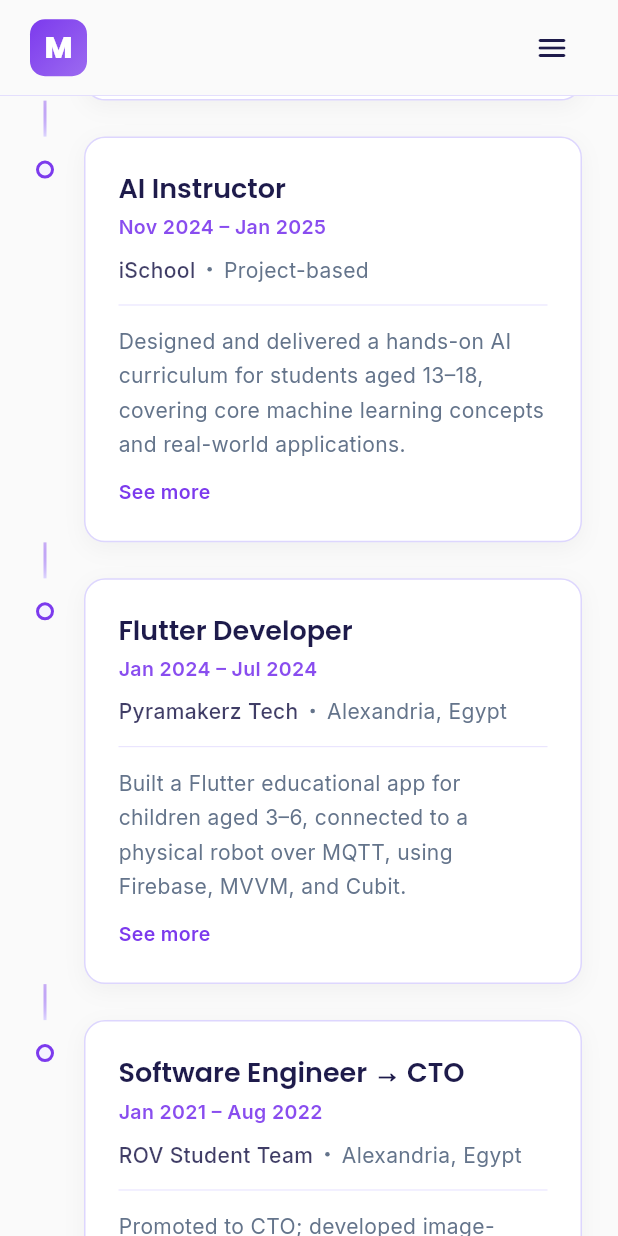
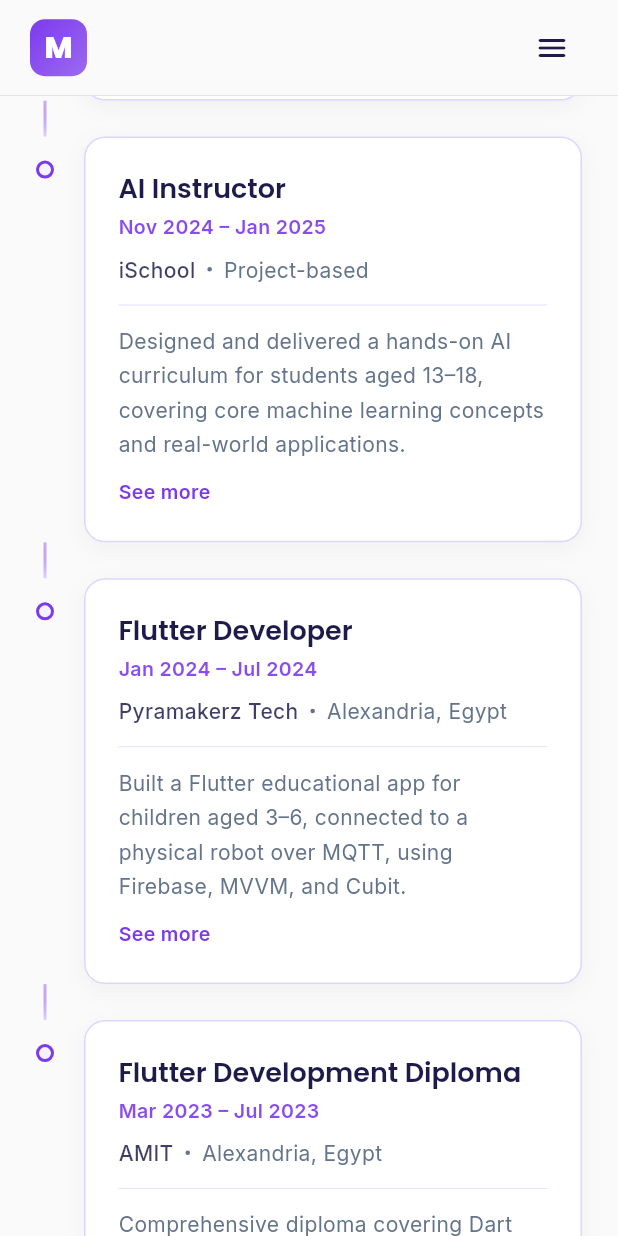
Before and after one commit to MariamElmogy/mariam_portfolio, a Flutter app: the screen it shows after launch, scrolled down 2880 dp, on a phone screen of 412 x 824 dp. Run offline on Flutter 3.47's test engine with Material 3 defaults, Android fonts, the phone set to English and light mode, and no system bars; our stand-ins replace font_awesome_flutter, google_fonts, web; network calls fail.

Commit message:
feat: Add Flutter Development Diploma to WorkExperience; enhance resume download functionality in contact section and nav bar

```diff
--- a/lib/data/portfolio_data.dart
+++ b/lib/data/portfolio_data.dart
@@ -162,6 +162,21 @@
         'Integrated Firebase for authentication, cloud data storage, and daily push notifications.',
         'Architected the app with MVVM and Cubit for clean separation of UI, business logic, and data layers.',
         'Collaborated with designers to translate Figma designs into responsive UI, and optimized performance ahead of release.',
+      ],
+    ),
+    WorkExperience(
+      role: 'Flutter Development Diploma',
+      company: 'AMIT',
+      location: 'Alexandria, Egypt',
+      period: 'Mar 2023 – Jul 2023',
+      summary:
+          'Comprehensive diploma covering Dart fundamentals, state management, REST APIs, and responsive design.',
+      bullets: [
+        'Enhanced problem-solving skills and acquired proficiency in the Dart programming language.',
+        'Proficient in testing and debugging integrating local databases and Firebase for real-time data and user management.',
+        'Utilized the REST API integration implementation for seamless external data communication in Flutter.',
+        'Experienced in creating animations for enhancing user interfaces.',
+        'Translate and build the designs into a responsive UI code from Adobe XD and Figma.',
       ],
     ),
     WorkExperience(
@@ -352,17 +367,7 @@
       institution:
           'Arab Academy for Science & Technology, Egypt · University of Northampton, UK',
       period: '2019 – 2023',
-      detail: 'GPA 3.61 · First-Class Honours',
-    ),
-    Education(
-      degree: 'Graduation Project — Intelligent Personal Assistant for Disabled (IPAD)',
-      institution: 'Arab Academy for Science & Technology',
-      period: '2023',
-      detail: 'Grade A+',
-      description:
-          'Developed a Flutter app aiding blind and deaf users, featuring a Smart Glove '
-          'for sign language-to-text translation and an ESP32 Cam for real-time object recognition.',
-    ),
+      detail: 'GPA 3.61 · First-Class Honours',)
   ];
 
   static const certifications = <Certification>[
--- a/lib/sections/contact_section.dart
+++ b/lib/sections/contact_section.dart
@@ -83,6 +83,7 @@
                     url: PortfolioData.resumeUrl,
                     tooltip: 'Resume',
                     isMaterial: true,
+                    isDownload: true,
                   ),
                 ],
               ],
--- a/lib/widgets/contact_widgets.dart
+++ b/lib/widgets/contact_widgets.dart
@@ -3,6 +3,7 @@
 import 'package:google_fonts/google_fonts.dart';
 import '../data/portfolio_data.dart';
 import '../theme/app_theme.dart';
+import '../utils/download_helper.dart';
 import '../utils/url_launcher_helper.dart';
 
 class ContactEmailButton extends StatelessWidget {
@@ -149,6 +150,7 @@
   final String url;
   final String tooltip;
   final bool isMaterial;
+  final bool isDownload;
 
   const ContactSocialButton({
     super.key,
@@ -156,6 +158,7 @@
     required this.url,
     required this.tooltip,
     this.isMaterial = false,
+    this.isDownload = false,
   });
 
   @override
@@ -174,7 +177,7 @@
         onEnter: (_) => setState(() => _hovered = true),
         onExit: (_) => setState(() => _hovered = false),
         child: GestureDetector(
-          onTap: () => launchLink(widget.url),
+          onTap: () => widget.isDownload ? downloadFile(widget.url) : launchLink(widget.url),
           child: AnimatedContainer(
             duration: const Duration(milliseconds: 200),
             width: 48,
--- a/lib/widgets/nav_bar.dart
+++ b/lib/widgets/nav_bar.dart
@@ -4,6 +4,7 @@
 import '../data/portfolio_data.dart';
 import '../theme/app_theme.dart';
 import '../utils/responsive.dart';
+import '../utils/download_helper.dart';
 import '../utils/url_launcher_helper.dart';
 
 class NavBar extends StatefulWidget {
@@ -293,7 +294,7 @@
       onEnter: (_) => setState(() => _hovered = true),
       onExit: (_) => setState(() => _hovered = false),
       child: GestureDetector(
-        onTap: () => launchLink(PortfolioData.resumeUrl),
+        onTap: () => downloadFile(PortfolioData.resumeUrl),
         child: AnimatedContainer(
           duration: const Duration(milliseconds: 200),
           width: widget.fullWidth ? double.infinity : null,
```
